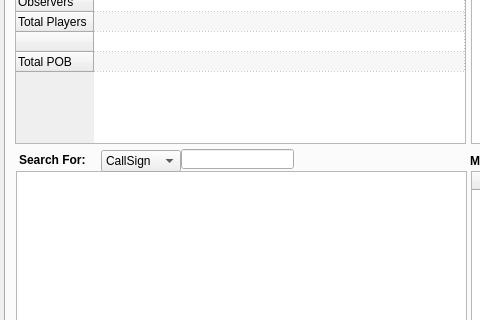
Qt form QtUI/MainWindow_UI.ui (emper0r/IVAO-status) before a commit; both pictures show x 0 to 480 and y 145 to 465 of the 1024 by 686 pixel window.
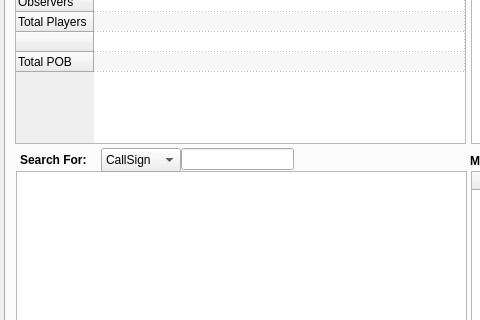
The same form after that commit.

Commit message: * Fixed simple look & feel in search MainTab

```diff
--- a/QtUI/MainWindow_UI.ui
+++ b/QtUI/MainWindow_UI.ui
@@ -320,7 +320,7 @@
      <widget class="QLabel" name="SearchForLabel">
       <property name="geometry">
        <rect>
-        <x>13</x>
+        <x>14</x>
         <y>241</y>
         <width>81</width>
         <height>16</height>
@@ -445,9 +445,9 @@
       <property name="geometry">
        <rect>
         <x>95</x>
-        <y>239</y>
+        <y>237</y>
         <width>80</width>
-        <height>22</height>
+        <height>24</height>
        </rect>
       </property>
       <property name="cursor">
@@ -473,9 +473,9 @@
       <property name="geometry">
        <rect>
         <x>175</x>
-        <y>238</y>
+        <y>237</y>
         <width>113</width>
-        <height>20</height>
+        <height>22</height>
        </rect>
       </property>
       <property name="cursor">
```
Left out of the diff: 30 changed lines with no effect on the pictures. The commit also changes 1 other file.
